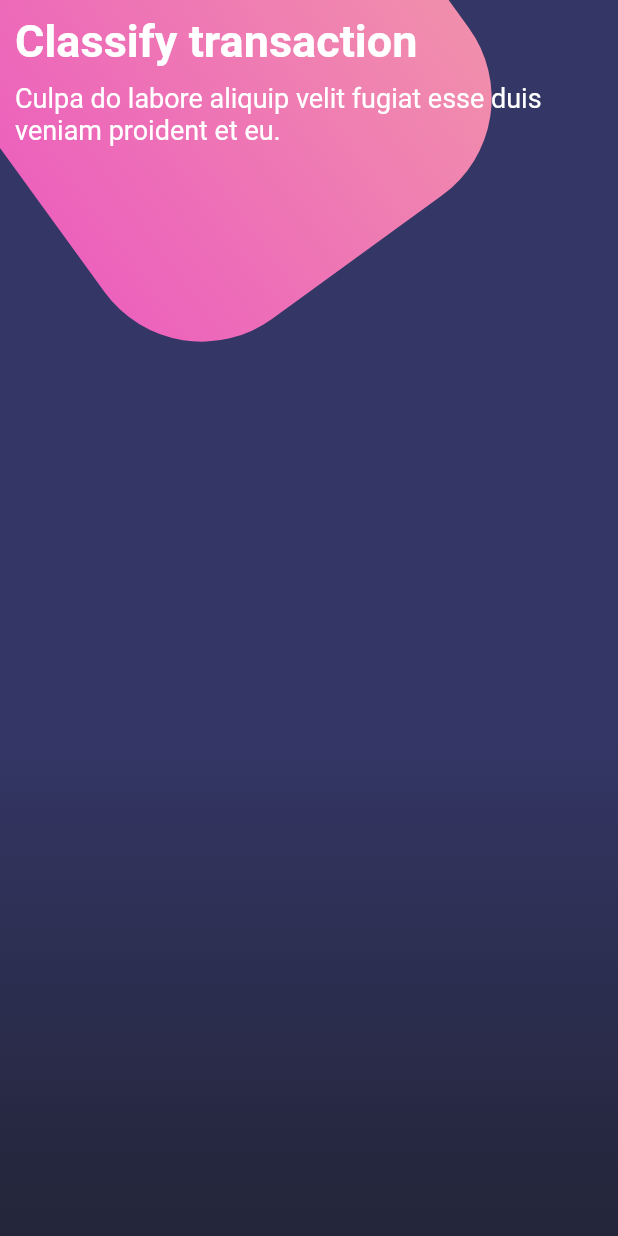
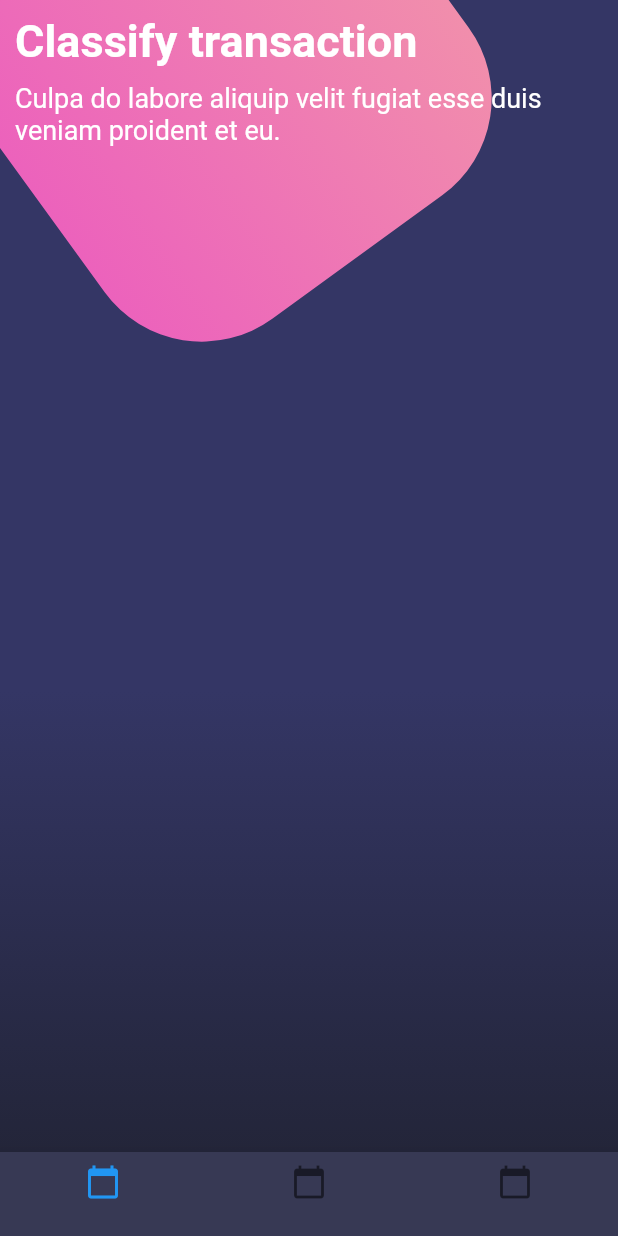
Before and after one commit to Marisabel-Condori/dise-os-flutter, a Flutter app: the screen it shows after launch, on a phone screen of 412 x 824 dp. Run offline on Flutter 3.47's test engine with Material 2 defaults, Android fonts, the phone set to English and light mode, and no system bars.

```diff
--- a/lib/pages/botones_page.dart
+++ b/lib/pages/botones_page.dart
@@ -18,6 +18,7 @@ class BotonesPage extends StatelessWidget {
           ),
         ],
       ),
+      bottomNavigationBar: _bottomNavigationBar(context),
     );
   }
 
@@ -75,4 +76,33 @@ class BotonesPage extends StatelessWidget {
       ),
     );
   }
+
+  Widget _bottomNavigationBar(BuildContext context){
+    return Theme(
+      data: Theme.of(context).copyWith(
+        canvasColor: Color.fromRGBO(55, 57, 84, 1.0),
+        primaryColor: Colors.pinkAccent,
+        textTheme: Theme.of(context).textTheme.copyWith(
+          caption: TextStyle(color: Color.fromRGBO(116, 117, 152, 1.0))
+        )
+
+      ),
+      child: BottomNavigationBar(
+        items: [
+          BottomNavigationBarItem(
+            icon: Icon(Icons.calendar_today),
+            title: Container()
+          ),
+          BottomNavigationBarItem(
+            icon: Icon(Icons.calendar_today),
+            title: Container()
+          ),
+          BottomNavigationBarItem(
+            icon: Icon(Icons.calendar_today),
+            title: Container()
+          ),
+        ]
+      )
+    );
+  }
 }
```
